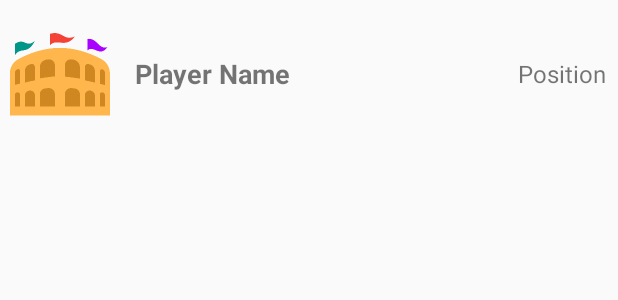
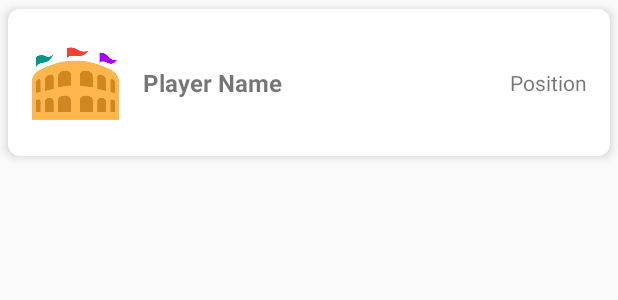
Before and after one commit to alhudaghifari/footbalmatch, an Android app: the layout item_player.xml on its own in the app's theme, with its tools: preview values and no code run, on a phone screen of 412 x 824 dp. Shown: the top 300 px of the screen. Run offline under Robolectric (Android 15) with nearby library versions, the phone set to English and light mode, and no system bars; network calls fail.

Commit message:
beautiful layout modified

```diff
--- a/app/src/main/res/layout/item_player.xml
+++ b/app/src/main/res/layout/item_player.xml
@@ -3,12 +3,20 @@
     xmlns:android="http://schemas.android.com/apk/res/android"
     android:id="@+id/rellayHolder"
     android:layout_width="match_parent"
-    android:layout_height="98dp">
+    android:layout_height="98dp"
+    android:paddingTop="5dp"
+    android:paddingBottom="5dp"
+    android:elevation="4dp"
+    android:background="@drawable/rounded_full_white"
+    android:layout_marginLeft="5dp"
+    android:layout_marginRight="5dp"
+    android:layout_marginTop="6dp">
 
     <ImageView
         android:id="@+id/ivPhotoPlayer"
-        android:layout_width="80dp"
-        android:layout_height="80dp"
+        android:layout_width="70dp"
+        android:layout_height="70dp"
+        android:layout_marginLeft="10dp"
         android:layout_centerVertical="true"
         android:src="@mipmap/icon_apps"/>
 
@@ -19,7 +27,7 @@
         android:layout_centerVertical="true"
         android:layout_toRightOf="@id/ivPhotoPlayer"
         android:text="Player Name"
-        android:textSize="18sp"
+        android:textSize="16sp"
         android:textStyle="bold"
         android:layout_marginLeft="10dp"/>
 
@@ -29,8 +37,8 @@
         android:layout_height="wrap_content"
         android:layout_centerVertical="true"
         android:text="Position"
-        android:textSize="16sp"
+        android:textSize="14sp"
         android:layout_alignParentRight="true"
-        android:layout_marginRight="8dp"/>
+        android:layout_marginRight="15dp"/>
 
 </RelativeLayout>
```
